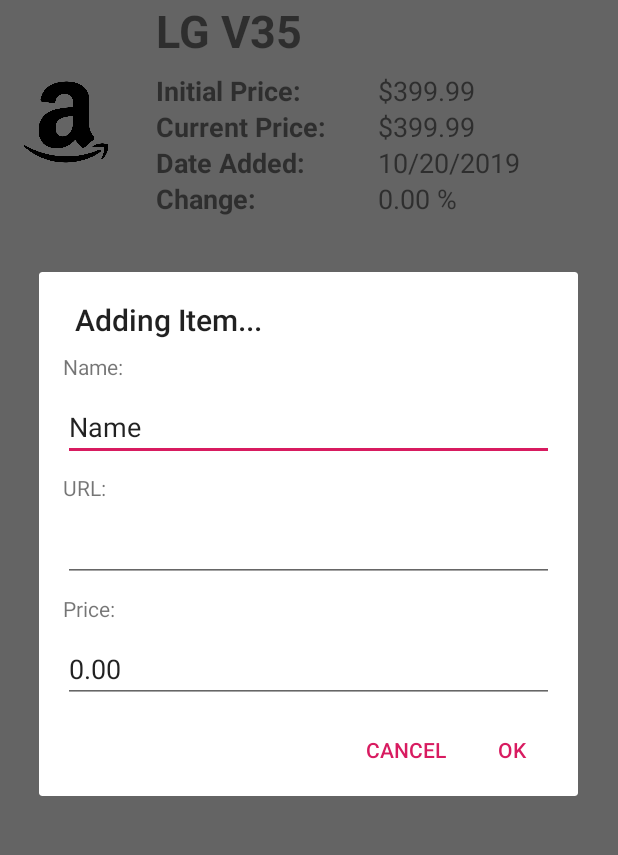
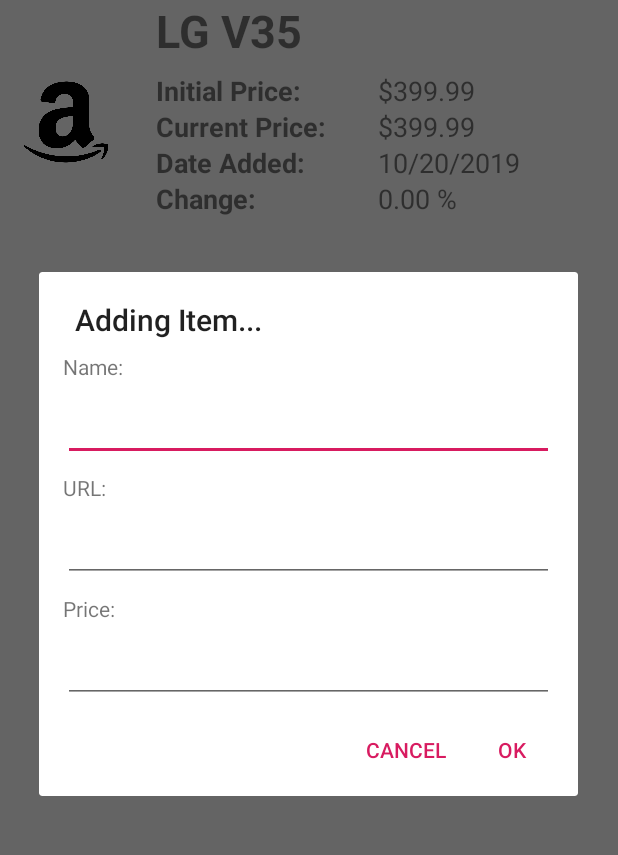
Before and after one commit to IsaiasLeos/AndroidPriceWatcher, an Android app: the screen it shows after launch (MainActivity), after a tap on "add", on a phone screen of 412 x 824 dp, the part 84-939 px from its top. Run offline under Robolectric (Android 15) with nearby library versions, the phone set to English and light mode, and no system bars.

Commit message:
fixed url not being unique to item + cosmetic changes

```diff
--- a/app/src/main/java/cs4330/cs/utep/pricewatcher/model/PatternListFragment.java
+++ b/app/src/main/java/cs4330/cs/utep/pricewatcher/model/PatternListFragment.java
@@ -130,7 +130,7 @@ public class PatternListFragment extends ListFragment {
             TextView view = row.findViewById(R.id.productNameString);
             FrameLayout layout = row.findViewById(R.id.frameLayout);
             layout.setOnLongClickListener((view1) -> createPopup(view1, position));
-            layout.setOnClickListener((view1) -> patternClicked(product1));
+            layout.setOnClickListener((view1) -> patternClicked(item));
             view.setText(Html.fromHtml("<b>" + item.getName() + "</b>"));
             view = row.findViewById(R.id.productChangeDouble);
             String changeString = "0.00 %";
--- a/app/src/main/res/layout/activity_edit_item_dialog.xml
+++ b/app/src/main/res/layout/activity_edit_item_dialog.xml
@@ -25,8 +25,7 @@
         android:layout_marginTop="8dp"
         android:layout_marginRight="16dp"
         android:ems="10"
-        android:inputType="textPersonName"
-        android:text="Name" />
+        android:inputType="textPersonName" />
 
     <TextView
         android:id="@+id/editURL1"
--- a/app/src/main/res/layout/activity_new_item_dialog.xml
+++ b/app/src/main/res/layout/activity_new_item_dialog.xml
@@ -25,8 +25,7 @@
         android:layout_marginTop="8dp"
         android:layout_marginRight="16dp"
         android:ems="10"
-        android:inputType="textPersonName"
-        android:text="Name" />
+        android:inputType="textPersonName" />
 
     <TextView
         android:id="@+id/editURL"
@@ -68,7 +67,6 @@
         android:layout_marginTop="8dp"
         android:layout_marginRight="16dp"
         android:ems="10"
-        android:inputType="textPersonName"
-        android:text="0.00" />
+        android:inputType="numberDecimal" />
 
 </LinearLayout>
--- a/app/src/main/res/values/strings.xml
+++ b/app/src/main/res/values/strings.xml
@@ -11,7 +11,7 @@
     <string name="category">Category: </string>
     <string name="description">Description: </string>
     <string name="date"><b>Date Added: </b></string>
-    <string name="errorMessage">Error</string>
+    <string name="errorMessage">Error: Please input valid information.</string>
     <string name="delete">Delete</string>
     <string name="add">Add</string>
     <string name="edit">Edit</string>
```
